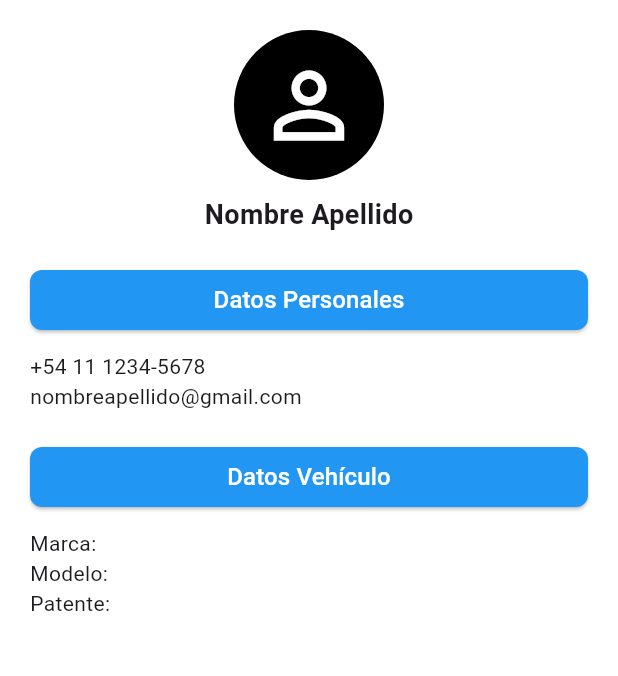
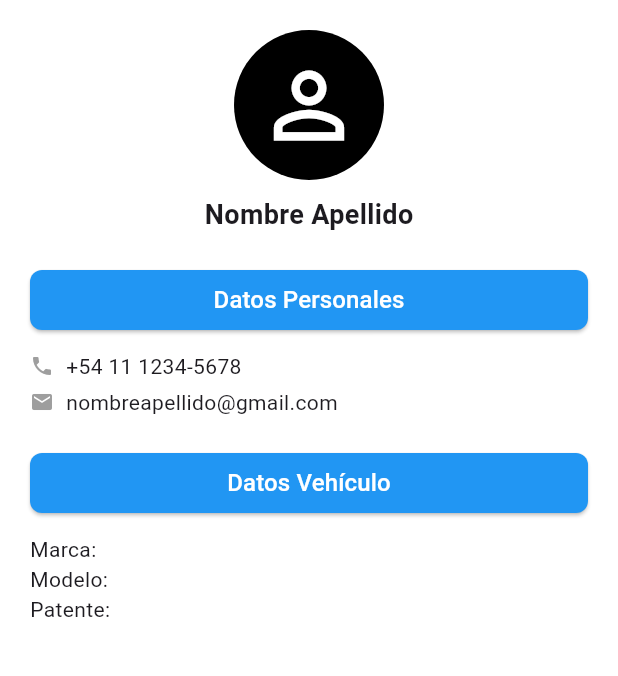
Before and after one commit to DiSavoia/UPark, a Flutter app: the ProfilePage screen opened by its route, on a phone screen of 412 x 824 dp, the part 84-760 px from its top. Run offline on Flutter 3.47's test engine with Material 3 defaults, Android fonts, the phone set to English and light mode, and no system bars; our stand-ins replace flutter_map, latlong2, location, permission_handler; missing offline and left inert: bcrypt, flutter_map_location_marker.

Commit message:
Enhance user profile management by adding user data handling in home and profile pages, including username, email, phone, and user ID. Update navigation to pass user data to profile page.

```diff
--- a/lib/profile.dart
+++ b/lib/profile.dart
@@ -27,7 +27,8 @@ class _ProfilePageState extends State<ProfilePage> {
   }
 
   void _loadUserData() {
-    final Map<String, dynamic>? args = ModalRoute.of(context)?.settings.arguments as Map<String, dynamic>?;
+    final Map<String, dynamic>? args =
+        ModalRoute.of(context)?.settings.arguments as Map<String, dynamic>?;
     if (args != null) {
       setState(() {
         username = args['username'] ?? 'Nombre Apellido';
@@ -46,8 +47,22 @@ class _ProfilePageState extends State<ProfilePage> {
           child: Column(
             mainAxisSize: MainAxisSize.min,
             children: [
-              Text('UPARK', style: TextStyle(fontWeight: FontWeight.bold, color: Colors.blue, fontSize: 20)),
-              Text('Mi cuenta', style: TextStyle(fontWeight: FontWeight.normal, color: Colors.black, fontSize: 16)),
+              Text(
+                'UPARK',
+                style: TextStyle(
+                  fontWeight: FontWeight.bold,
+                  color: Colors.blue,
+                  fontSize: 20,
+                ),
+              ),
+              Text(
+                'Mi cuenta',
+                style: TextStyle(
+                  fontWeight: FontWeight.normal,
+                  color: Colors.black,
+                  fontSize: 16,
+                ),
+              ),
             ],
           ),
         ),
@@ -62,20 +77,13 @@ class _ProfilePageState extends State<ProfilePage> {
             CircleAvatar(
               radius: 50,
               backgroundColor: Colors.black,
-              child: Icon(
-                Icons.person_outline,
-                size: 70,
-                color: Colors.white,
-              ),
+              child: Icon(Icons.person_outline, size: 70, color: Colors.white),
             ),
             SizedBox(height: 10),
             // Nombre
             Text(
               username,
-              style: TextStyle(
-                fontSize: 18,
-                fontWeight: FontWeight.bold,
-              ),
+              style: TextStyle(fontSize: 18, fontWeight: FontWeight.bold),
             ),
             SizedBox(height: 20),
 
@@ -92,10 +100,7 @@ class _ProfilePageState extends State<ProfilePage> {
                     borderRadius: BorderRadius.circular(8),
                   ),
                 ),
-                child: Text(
-                  'Datos Personales',
-                  style: TextStyle(fontSize: 16),
-                ),
+                child: Text('Datos Personales', style: TextStyle(fontSize: 16)),
               ),
             ),
 
@@ -107,8 +112,21 @@ class _ProfilePageState extends State<ProfilePage> {
               child: Column(
                 crossAxisAlignment: CrossAxisAlignment.start,
                 children: [
-                  Text(phone),
-                  Text(email),
+                  Row(
+                    children: [
+                      Icon(Icons.phone, size: 16, color: Colors.grey),
+                      SizedBox(width: 8),
+                      Text(phone, style: TextStyle(fontSize: 14)),
+                    ],
+                  ),
+                  SizedBox(height: 4),
+                  Row(
+                    children: [
+                      Icon(Icons.email, size: 16, color: Colors.grey),
+                      SizedBox(width: 8),
+                      Text(email, style: TextStyle(fontSize: 14)),
+                    ],
+                  ),
                 ],
               ),
             ),
@@ -128,10 +146,7 @@ class _ProfilePageState extends State<ProfilePage> {
                     borderRadius: BorderRadius.circular(8),
                   ),
                 ),
-                child: Text(
-                  'Datos Vehículo',
-                  style: TextStyle(fontSize: 16),
-                ),
+                child: Text('Datos Vehículo', style: TextStyle(fontSize: 16)),
               ),
             ),
 
@@ -142,11 +157,7 @@ class _ProfilePageState extends State<ProfilePage> {
               padding: EdgeInsets.symmetric(vertical: 10),
               child: Column(
                 crossAxisAlignment: CrossAxisAlignment.start,
-                children: [
-                  Text('Marca:'),
-                  Text('Modelo:'),
-                  Text('Patente:'),
-                ],
+                children: [Text('Marca:'), Text('Modelo:'), Text('Patente:')],
               ),
             ),
           ],
```
Also changed, not shown: lib/home.dart (+23 -2 lines).
